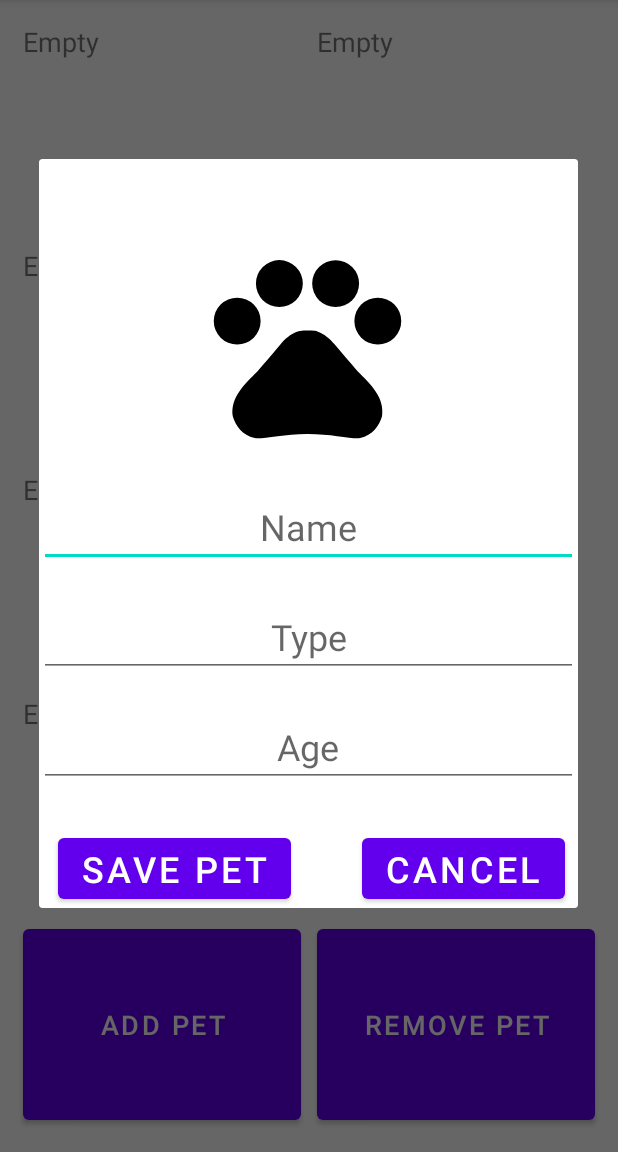
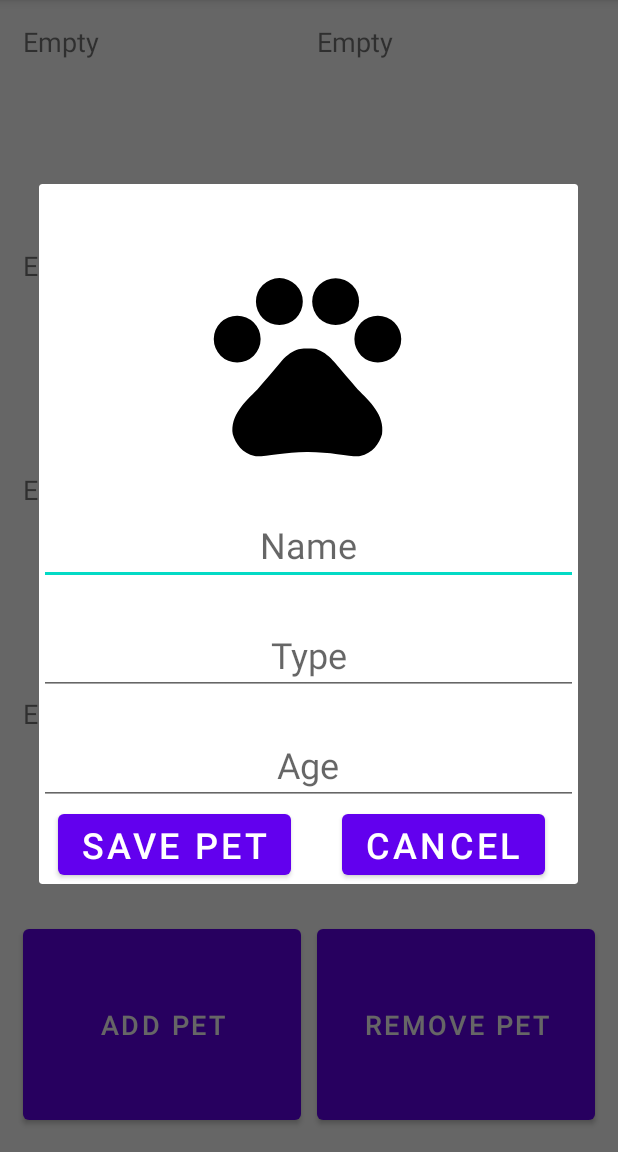
Before and after one commit to kenichisutan/Paws-Planner, an Android app: the screen it shows after launch (MainActivity), after a tap on "ADD PET", on a phone screen of 412 x 824 dp, the part 84-1236 px from its top. Run offline under Robolectric (Android 15) with nearby library versions, the phone set to English and light mode, and no system bars.

Commit message:
Fixed proportions

```diff
--- a/app/src/main/res/layout/new_pet_popup.xml
+++ b/app/src/main/res/layout/new_pet_popup.xml
@@ -2,8 +2,8 @@
 <androidx.constraintlayout.widget.ConstraintLayout xmlns:android="http://schemas.android.com/apk/res/android"
     xmlns:app="http://schemas.android.com/apk/res-auto"
     xmlns:tools="http://schemas.android.com/tools"
-    android:layout_width="match_parent"
-    android:layout_height="match_parent"
+    android:layout_width="wrap_content"
+    android:layout_height="wrap_content"
     android:orientation="vertical">
 
     <ImageView
@@ -23,46 +23,48 @@
         android:layout_width="match_parent"
         android:layout_height="wrap_content"
         android:layout_marginTop="20dp"
-        app:layout_constraintTop_toBottomOf="@+id/newlisticon"
-        tools:layout_editor_absoluteX="0dp"
-        android:textSize="24sp"
+        android:gravity="center_horizontal"
         android:hint="Name"
         android:textAlignment="center"
-        android:gravity="center_horizontal"/>
+        android:textSize="24sp"
+        app:layout_constraintEnd_toEndOf="parent"
+        app:layout_constraintStart_toStartOf="parent"
+        app:layout_constraintTop_toBottomOf="@+id/newlisticon" />
 
     <EditText
         android:id="@+id/newPetPopupType"
         android:layout_width="match_parent"
         android:layout_height="wrap_content"
         android:layout_marginTop="20dp"
-        app:layout_constraintTop_toBottomOf="@+id/newPetPopupName"
-        tools:layout_editor_absoluteX="0dp"
-        android:textSize="24sp"
+        android:gravity="center_horizontal"
         android:hint="Type"
         android:textAlignment="center"
-        android:gravity="center_horizontal"/>
+        android:textSize="24sp"
+        app:layout_constraintEnd_toEndOf="parent"
+        app:layout_constraintStart_toStartOf="parent"
+        app:layout_constraintTop_toBottomOf="@+id/newPetPopupName" />
 
     <EditText
         android:id="@+id/newPetPopupAge"
         android:layout_width="match_parent"
         android:layout_height="wrap_content"
         android:layout_marginTop="20dp"
-        app:layout_constraintTop_toBottomOf="@+id/newPetPopupType"
-        tools:layout_editor_absoluteX="0dp"
-        android:textSize="24sp"
+        android:gravity="center_horizontal"
         android:hint="Age"
         android:textAlignment="center"
-        android:gravity="center_horizontal"/>
+        android:textSize="24sp"
+        app:layout_constraintEnd_toEndOf="parent"
+        app:layout_constraintStart_toStartOf="parent"
+        app:layout_constraintTop_toBottomOf="@+id/newPetPopupType" />
 
     <Button
         android:id="@+id/newPetPopupSave"
         android:layout_width="wrap_content"
         android:layout_height="wrap_content"
-        android:layout_marginTop="28dp"
         android:text="Save Pet"
         android:textSize="24sp"
-        app:layout_constraintEnd_toEndOf="parent"
-        app:layout_constraintHorizontal_bias="0.063"
+        app:layout_constraintBottom_toBottomOf="parent"
+        app:layout_constraintEnd_toStartOf="@+id/guideline"
         app:layout_constraintStart_toStartOf="parent"
         app:layout_constraintTop_toBottomOf="@+id/newPetPopupAge" />
 
@@ -70,13 +72,19 @@
         android:id="@+id/newPetPopupCancel"
         android:layout_width="wrap_content"
         android:layout_height="wrap_content"
-        android:layout_marginTop="28dp"
         android:text="Cancel"
         android:textSize="24sp"
+        app:layout_constraintBottom_toBottomOf="parent"
         app:layout_constraintEnd_toEndOf="parent"
-        app:layout_constraintHorizontal_bias="0.841"
-        app:layout_constraintStart_toEndOf="@+id/newPetPopupSave"
+        app:layout_constraintStart_toStartOf="@+id/guideline"
         app:layout_constraintTop_toBottomOf="@+id/newPetPopupAge" />
+
+    <androidx.constraintlayout.widget.Guideline
+        android:id="@+id/guideline"
+        android:layout_width="wrap_content"
+        android:layout_height="wrap_content"
+        android:orientation="vertical"
+        app:layout_constraintGuide_percent="0.5" />
 
 
 </androidx.constraintlayout.widget.ConstraintLayout>
```
